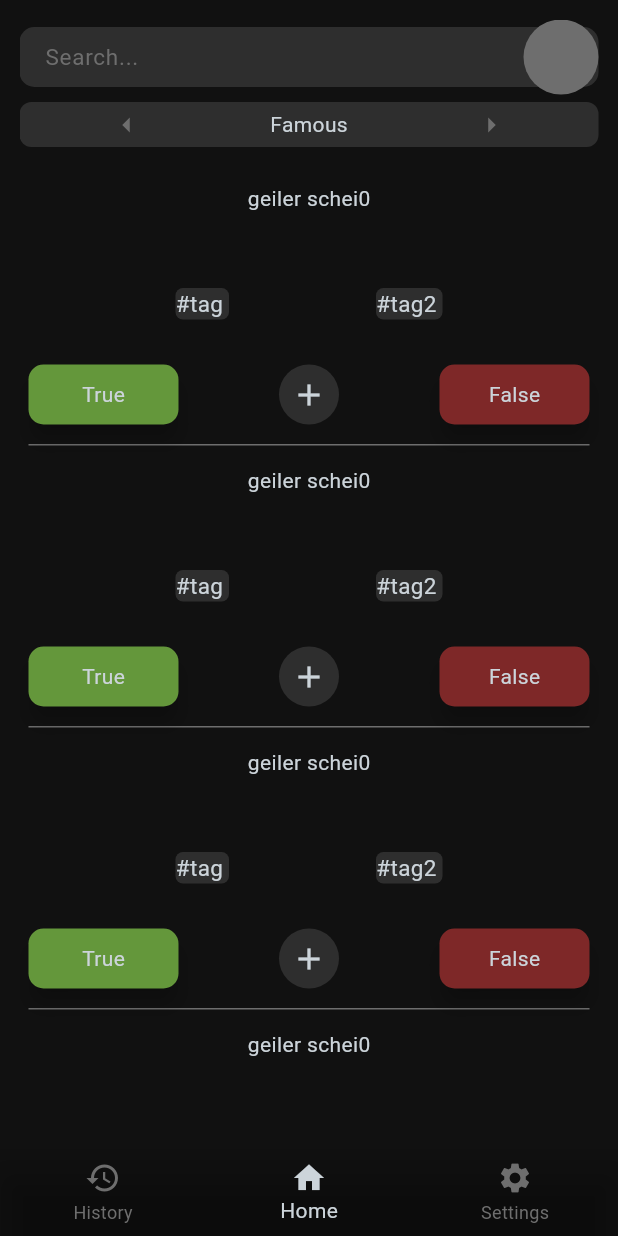
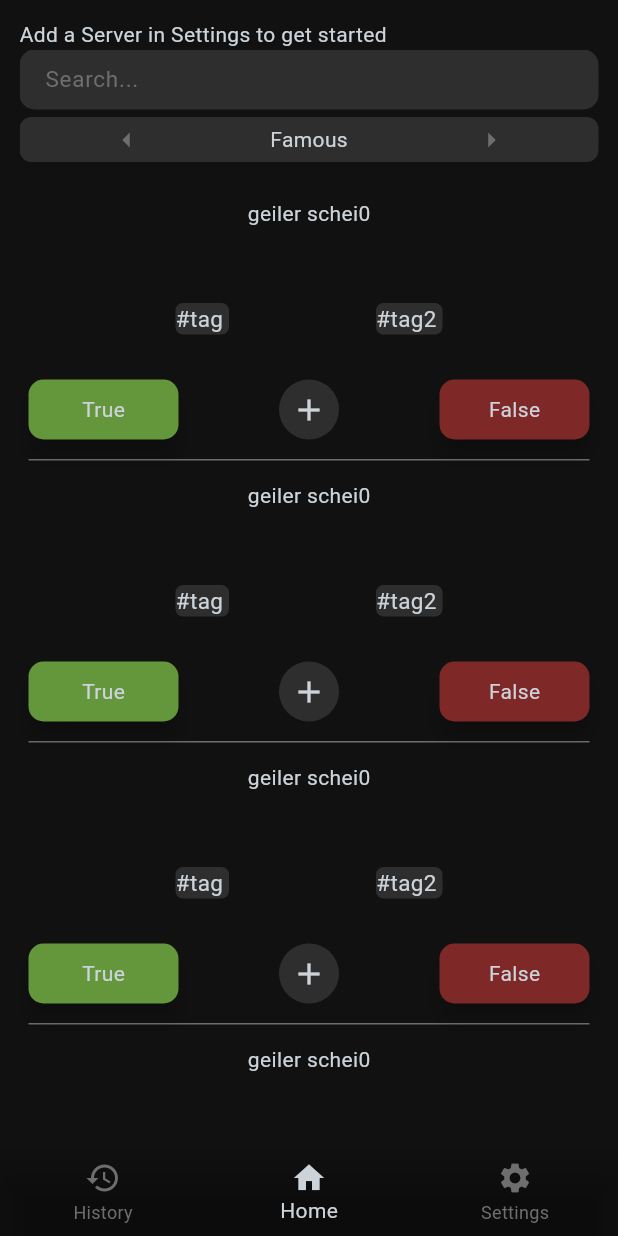
Before and after one commit to Raphael2b3/swarmintelligencemobile, a Flutter app: the screen it shows after launch, item 2 of the bottom bar chosen, on a phone screen of 412 x 824 dp. Run offline on Flutter 3.47's test engine with Material 3 defaults, Android fonts, the phone set to English and light mode, and no system bars; our stand-ins replace go_router; missing offline and left inert: dart:ffi.

Commit message:
Refactor code structure and fix UI issues

```diff
--- a/lib/ui/screens/home.dart
+++ b/lib/ui/screens/home.dart
@@ -15,9 +15,10 @@ class Home extends StatelessWidget {
 
   @override
   Widget build(BuildContext context) {
-    ChangeNotifierProvider<History> history = ChangeNotifierProvider<History>(
+    ChangeNotifierProvider<History> historyCNF =
+        ChangeNotifierProvider<History>(
             create: (context) => History(queries: null, interactions: null));
-    ChangeNotifierProvider<ActiveServer> activeserver =
+    ChangeNotifierProvider<ActiveServer> activeserverCNF =
         ChangeNotifierProvider<ActiveServer>(
       create: (context) => ActiveServer(),
       //update: (BuildContext context, value, previous) {},
@@ -39,10 +40,22 @@ class Home extends StatelessWidget {
     ];
 
     return MultiProvider(
-      providers: [history, activeserver],
-      child: Scaffold(
+      providers: [historyCNF, activeserverCNF],
+      builder: (context, __) {
+        var activeserver = context.watch<ActiveServer>();
+        return Scaffold(
           backgroundColor: AppColors.backgroundark,
-        body: Container(margin: const EdgeInsets.all(13), child: navShell),
+          body: Container(
+              margin: const EdgeInsets.all(13),
+              child: Column(
+                crossAxisAlignment: CrossAxisAlignment.start,
+                mainAxisAlignment: MainAxisAlignment.spaceBetween,
+                children: [
+                  Text(activeserver.active?.name ??
+                      "Add a Server in Settings to get started"),
+                  Expanded(child: navShell),
+                ],
+              )),
           bottomNavigationBar: BottomNavigationBar(
             onTap: changeTab,
             currentIndex: navShell.currentIndex,
@@ -51,7 +64,8 @@ class Home extends StatelessWidget {
             unselectedItemColor: AppColors.secondary,
             selectedItemColor: AppColors.primaryText,
           ),
-      ),
+        );
+      },
     );
   }
 }
--- a/lib/ui/widgets/inputs/default_textfield.dart
+++ b/lib/ui/widgets/inputs/default_textfield.dart
@@ -32,9 +32,6 @@ class _DefaultTextFieldState extends State<DefaultTextField> {
   @override
   Widget build(BuildContext context) {
     return Container(
-      padding: const EdgeInsets.only(
-        right: 45,
-      ),
       alignment: Alignment.centerLeft,
       height: 40,
       decoration: const BoxDecoration(
--- a/lib/ui/widgets/inputs/searchbar.dart
+++ b/lib/ui/widgets/inputs/searchbar.dart
@@ -20,7 +20,6 @@ class Searchbar extends StatelessWidget {
         DefaultTextField(
           hintText: "Search...",
         ),
-        const SettingCircle()
       ],
     );
   }
```
Lines whose indentation alone changed are shown as unchanged.
